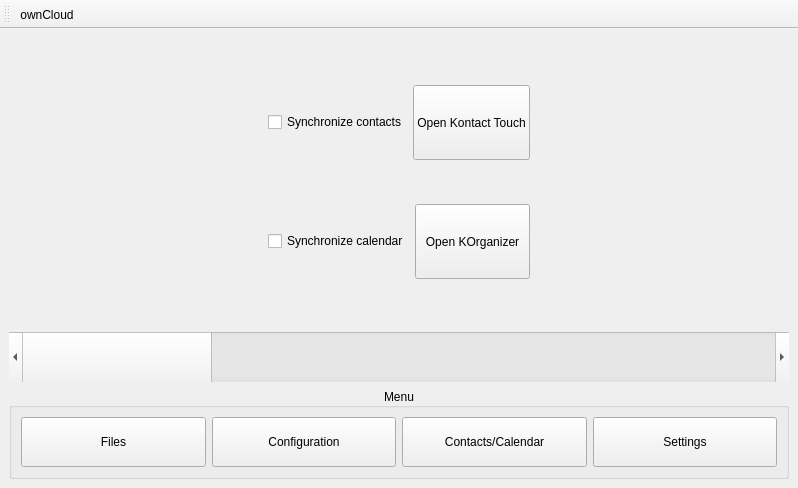
Riema/PlACloud, file source/PlACloud/src/gui/primeWindow.ui: the form before one commit.
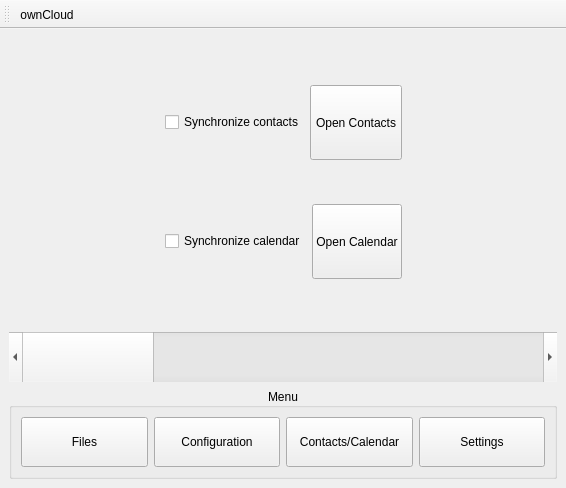
The form after the commit. The open tabs and pages were chosen to show the change. Icons and pictures are not drawn.

What changed in the file:
```diff
--- a/source/PlACloud/src/gui/primeWindow.ui
+++ b/source/PlACloud/src/gui/primeWindow.ui
@@ -6,7 +6,7 @@
    <rect>
     <x>0</x>
     <y>0</y>
-    <width>798</width>
+    <width>566</width>
     <height>488</height>
    </rect>
   </property>
@@ -182,7 +182,7 @@
           </property>
           <property name="sizeHint" stdset="0">
            <size>
-            <width>242</width>
+            <width>138</width>
             <height>20</height>
            </size>
           </property>
@@ -214,7 +214,7 @@
                </size>
               </property>
               <property name="text">
-               <string>Open Kontact Touch</string>
+               <string>Open Contacts</string>
               </property>
              </widget>
             </item>
@@ -250,7 +250,7 @@
                </size>
               </property>
               <property name="text">
-               <string>Open KOrganizer</string>
+               <string>Open Calendar</string>
               </property>
              </widget>
             </item>
@@ -265,7 +265,7 @@
           </property>
           <property name="sizeHint" stdset="0">
            <size>
-            <width>242</width>
+            <width>138</width>
             <height>20</height>
            </size>
           </property>
```
Left out of the diff: 2 changed lines with no effect on the pictures.
